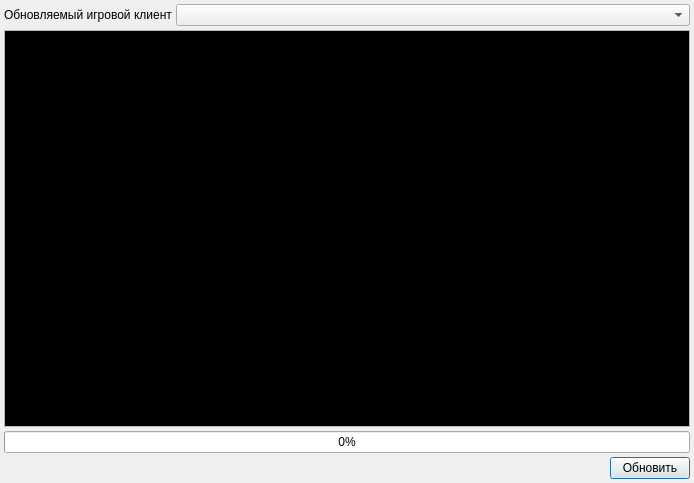
Qt form updatedialog.ui (dngulin/ttyhlauncher) before a commit.
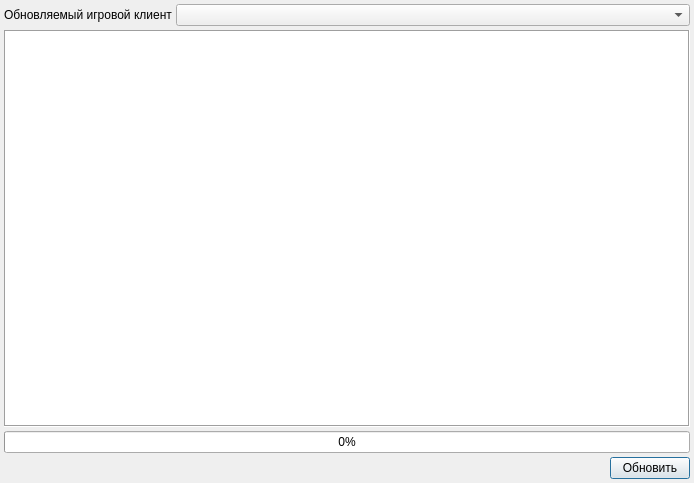
The same form after that commit. Icons and pictures are not drawn.

The edit to the form file:
```diff
--- a/updatedialog.ui
+++ b/updatedialog.ui
@@ -52,104 +52,18 @@
    </item>
    <item>
     <widget class="QPlainTextEdit" name="log">
-     <property name="palette">
-      <palette>
-       <active>
-        <colorrole role="Text">
-         <brush brushstyle="SolidPattern">
-          <color alpha="255">
-           <red>255</red>
-           <green>255</green>
-           <blue>255</blue>
-          </color>
-         </brush>
-        </colorrole>
-        <colorrole role="Base">
-         <brush brushstyle="SolidPattern">
-          <color alpha="255">
-           <red>0</red>
-           <green>0</green>
-           <blue>0</blue>
-          </color>
-         </brush>
-        </colorrole>
-        <colorrole role="Highlight">
-         <brush brushstyle="SolidPattern">
-          <color alpha="255">
-           <red>73</red>
-           <green>73</green>
-           <blue>73</blue>
-          </color>
-         </brush>
-        </colorrole>
-       </active>
-       <inactive>
-        <colorrole role="Text">
-         <brush brushstyle="SolidPattern">
-          <color alpha="255">
-           <red>255</red>
-           <green>255</green>
-           <blue>255</blue>
-          </color>
-         </brush>
-        </colorrole>
-        <colorrole role="Base">
-         <brush brushstyle="SolidPattern">
-          <color alpha="255">
-           <red>0</red>
-           <green>0</green>
-           <blue>0</blue>
-          </color>
-         </brush>
-        </colorrole>
-        <colorrole role="Highlight">
-         <brush brushstyle="SolidPattern">
-          <color alpha="255">
-           <red>73</red>
-           <green>73</green>
-           <blue>73</blue>
-          </color>
-         </brush>
-        </colorrole>
-       </inactive>
-       <disabled>
-        <colorrole role="Text">
-         <brush brushstyle="SolidPattern">
-          <color alpha="255">
-           <red>255</red>
-           <green>253</green>
-           <blue>253</blue>
-          </color>
-         </brush>
-        </colorrole>
-        <colorrole role="Base">
-         <brush brushstyle="SolidPattern">
-          <color alpha="255">
-           <red>232</red>
-           <green>231</green>
-           <blue>230</blue>
-          </color>
-         </brush>
-        </colorrole>
-        <colorrole role="Highlight">
-         <brush brushstyle="SolidPattern">
-          <color alpha="255">
-           <red>155</red>
-           <green>154</green>
-           <blue>153</blue>
-          </color>
-         </brush>
-        </colorrole>
-       </disabled>
-      </palette>
-     </property>
      <property name="font">
       <font>
-       <family>Liberation Mono</family>
        <weight>75</weight>
        <bold>true</bold>
       </font>
      </property>
+     <property name="frameShape">
+      <enum>QFrame::Box</enum>
+     </property>
+     <property name="frameShadow">
+      <enum>QFrame::Sunken</enum>
+     </property>
      <property name="readOnly">
       <bool>true</bool>
      </property>
```
